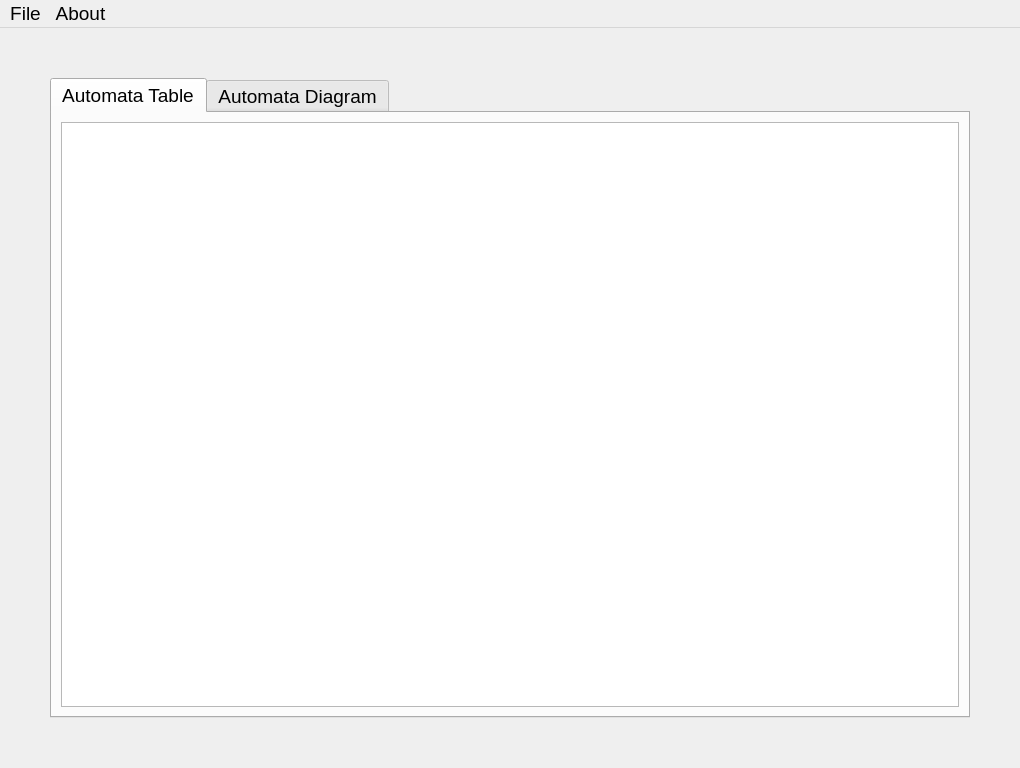
Qt form src/ui/main.ui (Henrique1803/Lexterminator) before a commit.
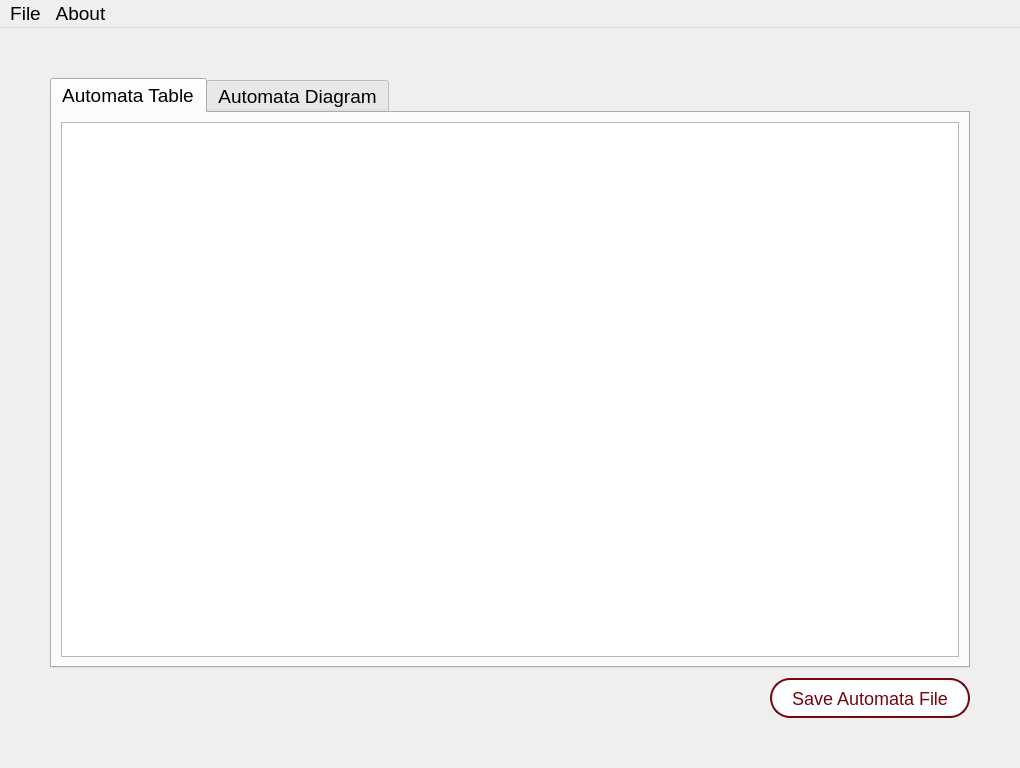
The same form after that commit. Icons and pictures are not drawn. Custom widgets are drawn as their Qt base class.

Commit message: feat: save automata files implemented

```diff
--- a/src/ui/main.ui
+++ b/src/ui/main.ui
@@ -32,7 +32,7 @@
    </property>
    <layout class="QVBoxLayout" name="verticalLayout">
     <property name="spacing">
-     <number>50</number>
+     <number>10</number>
     </property>
     <property name="sizeConstraint">
      <enum>QLayout::SetMinAndMaxSize</enum>
@@ -59,6 +59,13 @@
         <pointsize>14</pointsize>
        </font>
       </property>
+      <property name="styleSheet">
+       <string notr="true">QTabWidget
+{
+border: solid #730710; 
+border-width: 1px;
+}</string>
+      </property>
       <property name="currentIndex">
        <number>0</number>
       </property>
@@ -72,7 +79,7 @@
        <attribute name="title">
         <string>Automata Table</string>
        </attribute>
-       <layout class="QHBoxLayout" name="horizontalLayout">
+       <layout class="QHBoxLayout" name="verticalLayout_2">
         <item>
          <widget class="QTableWidget" name="table"/>
         </item>
@@ -90,6 +97,77 @@
       </widget>
      </widget>
     </item>
+    <item alignment="Qt::AlignRight">
+     <widget class="QWidget" name="widget" native="true">
+      <property name="sizePolicy">
+       <sizepolicy hsizetype="Fixed" vsizetype="Fixed">
+        <horstretch>0</horstretch>
+        <verstretch>0</verstretch>
+       </sizepolicy>
+      </property>
+      <property name="minimumSize">
+       <size>
+        <width>500</width>
+        <height>20</height>
+       </size>
+      </property>
+      <layout class="QHBoxLayout" name="horizontalLayout">
+       <property name="spacing">
+        <number>0</number>
+       </property>
+       <property name="leftMargin">
+        <number>0</number>
+       </property>
+       <property name="topMargin">
+        <number>0</number>
+       </property>
+       <property name="rightMargin">
+        <number>0</number>
+       </property>
+       <property name="bottomMargin">
+        <number>0</number>
+       </property>
+       <item alignment="Qt::AlignRight">
+        <widget class="QPushButton" name="saveButton">
+         <property name="sizePolicy">
+          <sizepolicy hsizetype="Fixed" vsizetype="Preferred">
+           <horstretch>0</horstretch>
+           <verstretch>0</verstretch>
+          </sizepolicy>
+         </property>
+         <property name="minimumSize">
+          <size>
+           <width>200</width>
+           <height>40</height>
+          </size>
+         </property>
+         <property name="styleSheet">
+          <string notr="true">
+QPushButton
+{
+border-radius: 20px;
+border: solid #730710; 
+border-width: 2px;
+color: #730710;
+background-color:white;
+font-size: 18px;
+}
+
+QPushButton:hover
+{
+	color: #DA1323;
+	border: solid #DA1323;
+	border-width: 2px;
+}</string>
+         </property>
+         <property name="text">
+          <string>Save Automata File</string>
+         </property>
+        </widget>
+       </item>
+      </layout>
+     </widget>
+    </item>
    </layout>
   </widget>
   <widget class="QMenuBar" name="menuBar">
```
The commit also changes 6 other files.
